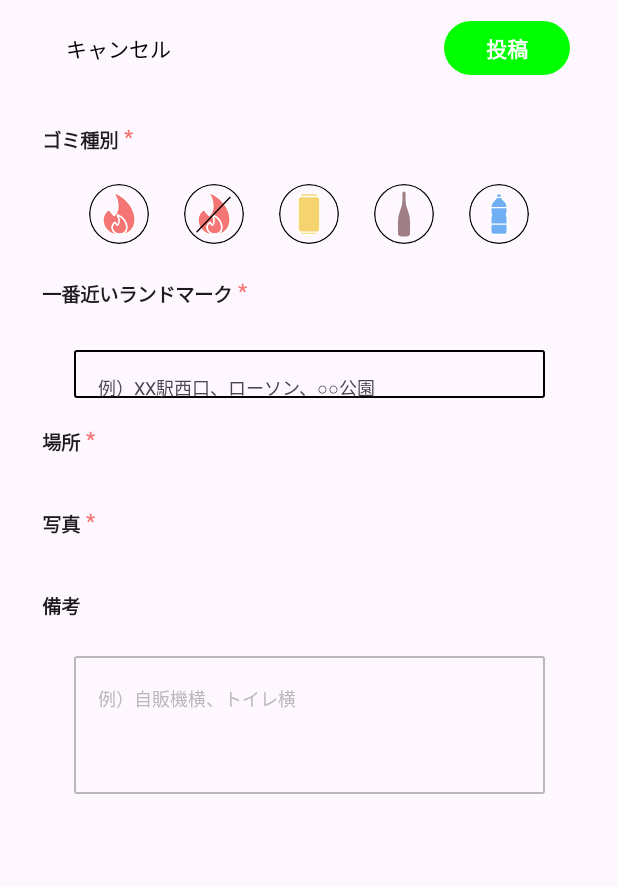
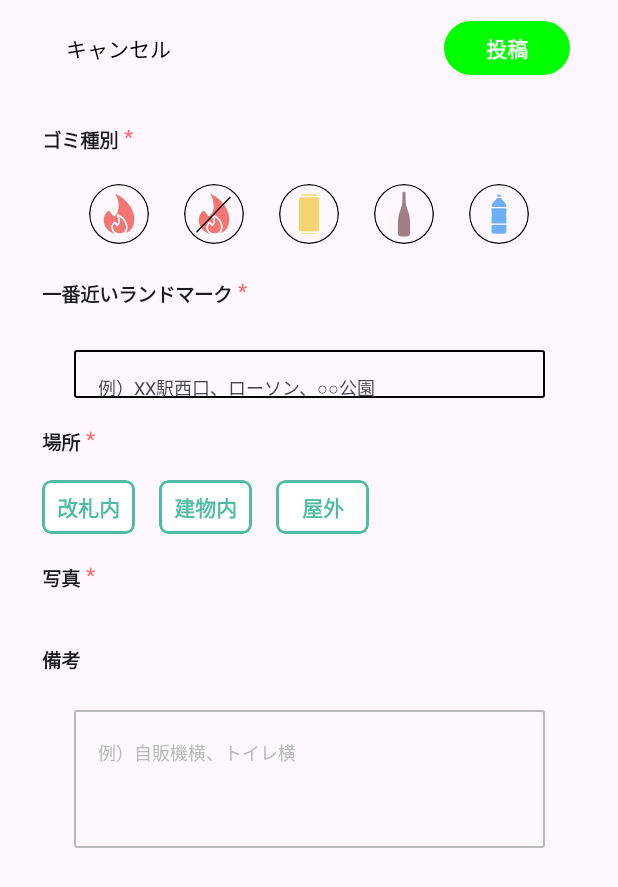
Before and after one commit to tanochan-sakonyan/Mr.TrashCan_frontend, an Android app built with Jetpack Compose: the register screen opened through its navigation route, on a phone screen of 412 x 824 dp. Shown: the top 887 px of the screen. Run offline under Robolectric (Android 15) with nearby library versions, the phone set to English and light mode, and no system bars.

Commit message:
CustomElevatedButtonを作成

```diff
--- a/app/src/main/java/com/github/tanochan/mrtrashcan_frontend/feature/register/RegisterScreen.kt
+++ b/app/src/main/java/com/github/tanochan/mrtrashcan_frontend/feature/register/RegisterScreen.kt
@@ -13,6 +13,7 @@ import androidx.compose.foundation.layout.fillMaxWidth
 import androidx.compose.foundation.layout.height
 import androidx.compose.foundation.layout.padding
 import androidx.compose.foundation.layout.size
+import androidx.compose.foundation.layout.width
 import androidx.compose.foundation.shape.RoundedCornerShape
 import androidx.compose.material.icons.Icons
 import androidx.compose.material.icons.filled.ArrowBack
@@ -43,6 +44,7 @@ import androidx.compose.ui.tooling.preview.Preview
 import androidx.compose.ui.unit.dp
 import androidx.compose.ui.unit.sp
 import com.github.tanochan.mrtrashcan_frontend.R
+import com.github.tanochan.mrtrashcan_frontend.feature.register.component.CustomElevatedButton
 
 @Composable
 fun RegisterScreenHost(
@@ -254,7 +256,24 @@ fun RegisterScreen(
                 )
             }
             Spacer(modifier = Modifier.height(16.dp))
-            Row { }
+            Row (
+                modifier = Modifier.align(Alignment.Start).padding(start = 28.dp),
+            ){
+                CustomElevatedButton(
+                 title =    "改札内",
+                    onClick = { }
+                )
+                Spacer(modifier = Modifier.width(16.dp))
+                CustomElevatedButton(
+                    title =    "建物内",
+                    onClick = { }
+                )
+                Spacer(modifier = Modifier.width(16.dp))
+                CustomElevatedButton(
+                    title =    "屋外",
+                    onClick = { }
+                )
+            }
             Spacer(modifier = Modifier.height(20.dp))
             Row (
                 modifier = Modifier.align(Alignment.Start)
--- /dev/null
+++ b/app/src/main/java/com/github/tanochan/mrtrashcan_frontend/feature/register/component/CustomElevatedButton.kt
@@ -0,0 +1,73 @@
+package com.github.tanochan.mrtrashcan_frontend.feature.register.component
+
+import androidx.compose.foundation.background
+import androidx.compose.foundation.border
+import androidx.compose.foundation.clickable
+import androidx.compose.foundation.layout.Box
+import androidx.compose.foundation.layout.padding
+import androidx.compose.foundation.layout.size
+import androidx.compose.foundation.shape.RoundedCornerShape
+import androidx.compose.material3.ElevatedButton
+import androidx.compose.material3.Text
+import androidx.compose.runtime.Composable
+import androidx.compose.runtime.getValue
+import androidx.compose.runtime.mutableStateOf
+import androidx.compose.runtime.remember
+import androidx.compose.runtime.setValue
+import androidx.compose.ui.Alignment
+import androidx.compose.ui.Modifier
+import androidx.compose.ui.draw.clip
+import androidx.compose.ui.graphics.Color
+import androidx.compose.ui.text.TextStyle
+import androidx.compose.ui.text.font.FontWeight
+import androidx.compose.ui.tooling.preview.Preview
+import androidx.compose.ui.unit.dp
+import androidx.compose.ui.unit.sp
+
+@Composable
+fun CustomElevatedButton(
+    title: String,
+    onClick: () -> Unit
+) {
+    var isClicked by remember { mutableStateOf(false) }
+
+    Box(
+        modifier = Modifier
+            .size(
+                width = 62.dp,
+                height = 36.dp,
+            )
+            .clip(shape = RoundedCornerShape(6.dp))
+            .background(
+                if (isClicked) Color(0xFF50BCA3) else
+                    Color.White
+            )
+            .border(
+                width = 1.5.dp,
+                color = if (isClicked) Color.White else Color(0xFF50BCA3),
+                shape = RoundedCornerShape(6.dp)
+            )
+            .clickable {
+                isClicked = !isClicked
+                onClick()
+            },
+    ) {
+        Text(
+            modifier = Modifier.align(Alignment.Center),
+            text = title,
+            style = TextStyle(
+                fontSize = 14.sp,
+                fontWeight = FontWeight.Bold,
+                color =
+                if (isClicked) Color.White else
+                    Color(0xFF50BCA3)
+            )
+        )
+    }
+}
+
+@Preview
+@Composable
+fun CustomElevatedButtonPreview() {
+    CustomElevatedButton(title = "投稿") {}
+}
```
